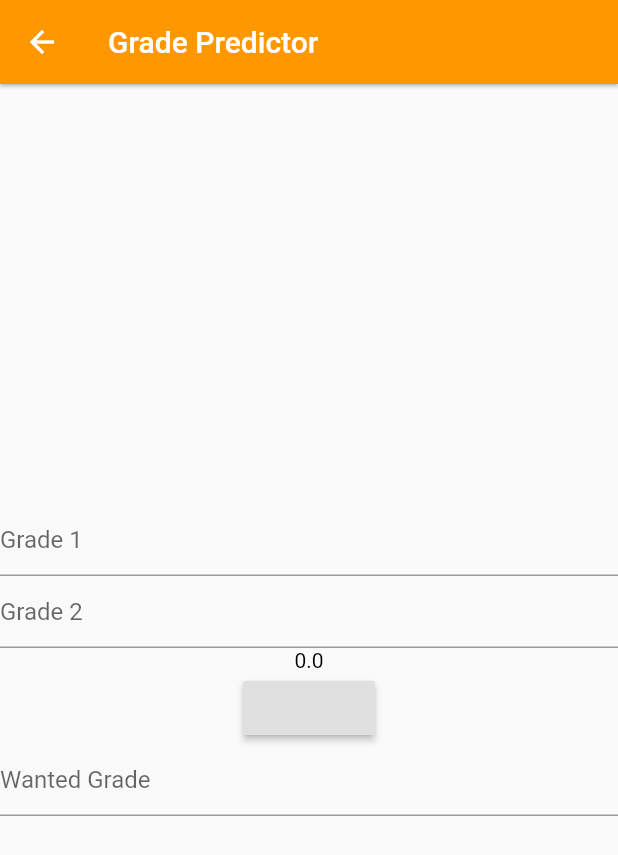
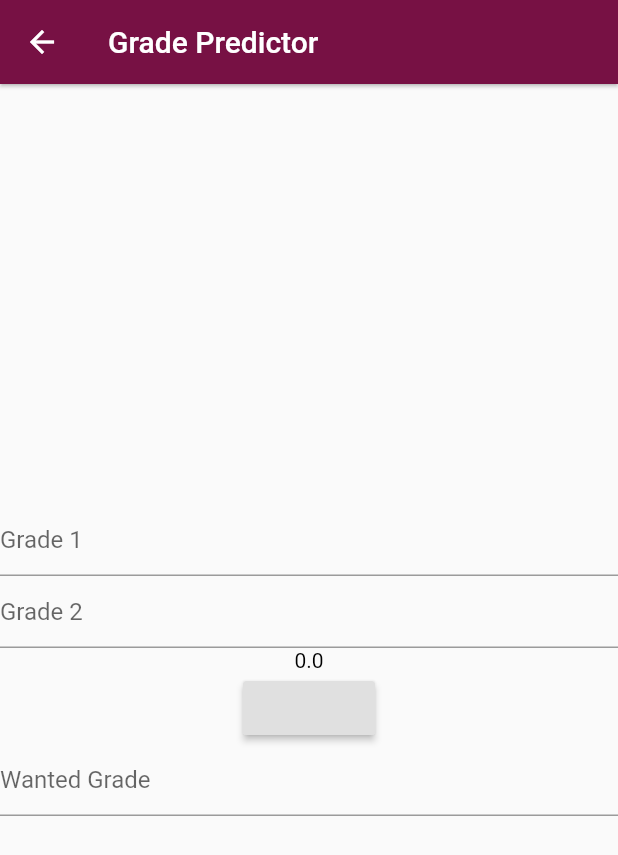
Before and after one commit to Berk-Akarcalioglu/smartclassPlusPlus-mySEV, a Flutter app: the GPAPredictionPage screen opened directly, on a phone screen of 412 x 824 dp. Shown: the top 855 px of the screen. Run offline on Flutter 3.47's test engine with Material 2 defaults, Android fonts, the light colour scheme and no system bars.

Commit message:
New Grade Predictor implementation

```diff
--- a/smartclassplusplus_mysev/lib/Pages/GPAPredictionPage.dart
+++ b/smartclassplusplus_mysev/lib/Pages/GPAPredictionPage.dart
@@ -1,5 +1,5 @@
 import 'package:flutter/material.dart';
-import '../Utils/GradeCalc.dart';
+import 'package:smartclassplusplus_mysev/Pages/GPAPredictor.dart';
 
 class GPAPredictionPage extends StatefulWidget {
   @override
@@ -7,13 +7,6 @@ class GPAPredictionPage extends StatefulWidget {
 }
 
 class _GPAPredictionPageState extends State<GPAPredictionPage> {
-  final gpaCont = new TextEditingController();
-  final gpaCont2 = new TextEditingController();
-  final gpaCont3 = new TextEditingController();
-
-  final _gpa = new GPA();
-  String _temp = "";
-
   @override
   Widget build(BuildContext context) {
     return Scaffold(
@@ -23,50 +16,9 @@ class _GPAPredictionPageState extends State<GPAPredictionPage> {
         title: Text("Grade Predictor"),
       ),
         body: Container(
-        alignment: Alignment.center,
-        child: Material(
-          child: Column(
-            mainAxisAlignment: MainAxisAlignment.center,
-            children: <Widget>[
-              TextFormField(
-                controller: gpaCont,
-                onEditingComplete: (){
-                  _temp = gpaCont.text;
-                },
-                decoration: InputDecoration(
-                  hintText: "Grade 1",
-                ),
-              ),
-              TextFormField(
-                controller: gpaCont,
-                onEditingComplete: (){
-                  _temp = gpaCont2.text;
-                },
-                decoration: InputDecoration(
-                  hintText: "Grade 2",
-                ),
-              ),
-              Text(_gpa.getPredictedGrade().toString()),
-              RaisedButton(
-                onPressed: () {
-                  setState(() {
-                    _gpa.gradePrediction(gpaCont.text, gpaCont2.text, gpaCont3.text);
-                  });
-                },
-              ),
-              TextFormField(
-                controller: gpaCont3,
-                onEditingComplete: (){
-                  _temp = gpaCont.text;
-                },
-                decoration: InputDecoration(
-                  hintText: "Wanted Grade",
-                ),
-              ),
-            ],
+          alignment: Alignment.center,
+          child: GPAPredictor()
           ),
-        ),
-      ),
     );
   }
 }
--- /dev/null
+++ b/smartclassplusplus_mysev/lib/Pages/GPAPredictor.dart
@@ -0,0 +1,55 @@
+import 'package:flutter/material.dart';
+import 'package:smartclassplusplus_mysev/Utils/GradeCalc.dart';
+
+class GPAPredictor extends StatefulWidget {
+  @override
+  _GPAPredictorState createState() => _GPAPredictorState();
+}
+
+class _GPAPredictorState extends State<GPAPredictor> {
+  final gpaCont = new TextEditingController();
+  final gpaCont2 = new TextEditingController();
+  final gpaCont3 = new TextEditingController();
+
+  final _gpa = new GPA();
+  String _temp = "";
+
+  @override
+  Widget build(BuildContext context) {
+    return Container(
+      child: Column(
+        mainAxisAlignment: MainAxisAlignment.center,
+        children: <Widget>[
+          TextFormField(
+            controller: gpaCont,
+            decoration: InputDecoration(
+              hintText: "Grade 1",
+            ),
+          ),
+          TextFormField(
+            controller: gpaCont2,
+            decoration: InputDecoration(
+              hintText: "Grade 2",
+            ),
+          ),
+          Text(_temp == "" ? _gpa.getPredictedGrade().toString() : _temp),
+          RaisedButton(
+            onPressed: () {
+              setState(() {
+                _gpa.gradePrediction(gpaCont.text, gpaCont2.text, gpaCont3.text);
+                print(_gpa.getPredictedGrade());
+                _temp = _gpa.getPredictedGrade().toString();
+              });
+            },
+          ),
+          TextFormField(
+            controller: gpaCont3,
+            decoration: InputDecoration(
+              hintText: "Wanted Grade",
+            ),
+          ),
+        ],
+      ),
+    );
+  }
+}
--- a/smartclassplusplus_mysev/lib/Resources/Classes.dart
+++ b/smartclassplusplus_mysev/lib/Resources/Classes.dart
@@ -3,7 +3,7 @@ import 'dart:math';
 import 'package:flutter/material.dart';
 import 'package:flutter/widgets.dart';
 
-List<double> gradeslist = [60, 66.0, 76.0, 86.0, 88.0, 100.0, ];
+List<double> gradeslist = [60.0, 66.0, 76.0, 86.0, 88.0, 100.0, ];
 
 class Classes {
   var lessons = new Map();
--- a/smartclassplusplus_mysev/lib/main.dart
+++ b/smartclassplusplus_mysev/lib/main.dart
@@ -19,9 +19,10 @@ class MyApp extends StatelessWidget {
         ),
       ),
       theme: ThemeData(
-        backgroundColor: Colors.black12,
+        backgroundColor: Color(0xfdf0f6),
+        accentColor: Color.fromRGBO(149, 21, 85, 1),
         appBarTheme: AppBarTheme(
-          color: Colors.orange,
+          color: Color.fromRGBO(119, 17, 68, 1),
           elevation: 1,
           iconTheme: IconThemeData(
             color: Colors.white
```
Also changed, not shown: smartclassplusplus_mysev/lib/Pages/GradeCalcPage.dart (+22 -2 lines), smartclassplusplus_mysev/lib/Pages/MainPage.dart (+16 -14 lines).
